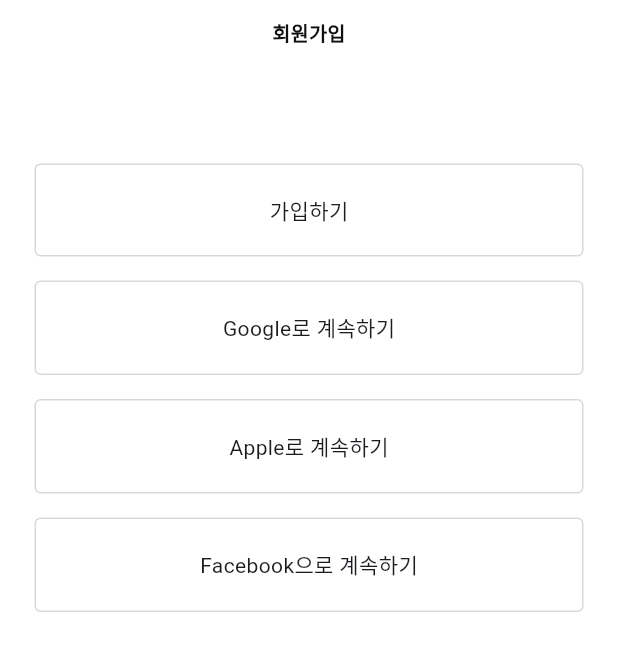
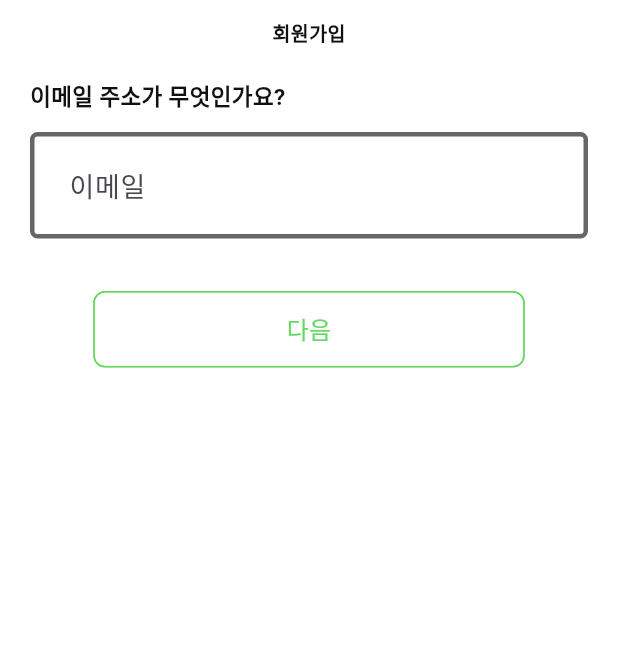
Before and after one commit to Tune-Fun/TUNE_FUN_FRONTEND_V1, a Flutter app: the SignUpMainScreen screen opened directly, after a tap on "가입하기", on a phone screen of 412 x 824 dp, the part 84-755 px from its top. Run offline on Flutter 3.47's test engine with Material 3 defaults, Android fonts, the phone set to English and light mode, and no system bars; our stand-ins replace flutter_riverpod, flutter_svg, fpdart, logger, timeago; missing offline and left inert: amplify_analytics_pinpoint, amplify_auth_cognito, amplify_core, patrol; network calls fail; Roboto replaces fonts that are missing (Pretendart).

Commit message:
feat: sign up email, username screen

```diff
--- a/lib/constants/image_constants.dart
+++ b/lib/constants/image_constants.dart
@@ -7,7 +7,7 @@
   static const String likeFilledIcon = '$_svgsPath/like_filled.svg';
   static const String peopleOutlinedIcon = '$_svgsPath/people_outlined.svg';
   static const String profileOutlinedIcon = '$_svgsPath/profile_outlined.svg';
-  static const String facebookLogo = '$_svgsPath/facebook_logo.svg';
-  static const String googleLogo = '$_svgsPath/google_logo.svg';
-  static const String appleLogo = '$_svgsPath/apple_logo.svg';
+  static const String facebookIcon = '$_svgsPath/facebookIcon.svg';
+  static const String googleIcon = '$_svgsPath/googleIcon.svg';
+  static const String appleIcon = '$_svgsPath/appleIcon.svg';
 }
--- /dev/null
+++ b/lib/features/auth/views/signup_email_view.dart
@@ -0,0 +1,140 @@
+import 'package:flutter/material.dart';
+import 'package:tunefun_front/constants/constants.dart';
+import 'package:tunefun_front/features/auth/views/signup_username_view.dart';
+import 'package:tunefun_front/theme/theme.dart';
+
+class SignupEmailScreen extends StatefulWidget {
+  static route() =>
+      MaterialPageRoute(builder: (context) => const SignupEmailScreen());
+  const SignupEmailScreen({super.key});
+
+  @override
+  State<SignupEmailScreen> createState() => _SignupEmailScreenState();
+}
+
+class _SignupEmailScreenState extends State<SignupEmailScreen> {
+  final appbar = UIConstants.appBar();
+  final emailController = TextEditingController();
+  final _formKey = GlobalKey<FormState>();
+
+  @override
+  void dispose() {
+    super.dispose();
+    emailController.dispose();
+  }
+
+  @override
+  Widget build(BuildContext context) {
+    return Scaffold(
+      appBar: appbar,
+      body: Form(
+        key: _formKey, // 폼 키 설정
+        child: Column(
+          crossAxisAlignment: CrossAxisAlignment.start,
+          children: [
+            const SizedBox(height: 12),
+            const Center(
+              child: Text(
+                '회원가입',
+                style: TextStyle(
+                  color: Pallete.textMainColor,
+                  fontWeight: FontWeight.w700,
+                  fontSize: 13,
+                ),
+              ),
+            ),
+            const SizedBox(height: 22),
+            Padding(
+              padding: const EdgeInsets.symmetric(horizontal: 20),
+              child: Column(
+                crossAxisAlignment: CrossAxisAlignment.start,
+                children: [
+                  const Text(
+                    '이메일 주소가 무엇인가요?',
+                    style: TextStyle(
+                      color: Pallete.textMainColor,
+                      fontSize: 15,
+                      fontWeight: FontWeight.w700,
+                    ),
+                  ),
+                  const SizedBox(height: 12),
+                  TextFormField(
+                    controller: emailController,
+                    decoration: InputDecoration(
+                      focusedBorder: OutlineInputBorder(
+                        borderRadius: BorderRadius.circular(5.0),
+                        borderSide: const BorderSide(
+                          color: Pallete.textSubColor,
+                          width: 3,
+                        ),
+                      ),
+                      enabledBorder: OutlineInputBorder(
+                        borderRadius: BorderRadius.circular(5.0),
+                        borderSide: const BorderSide(
+                          color: Pallete.textSubColor,
+                          width: 3,
+                        ),
+                      ),
+                      contentPadding: const EdgeInsets.all(22),
+                      hintText: '이메일',
+                      hintStyle: const TextStyle(
+                        fontSize: 18,
+                      ),
+                    ),
+                    keyboardType: TextInputType.emailAddress,
+                    validator: (value) {
+                      if (value!.isEmpty) {
+                        return '이메일을 입력해주세요.';
+                      }
+                      if (!RegExp(r'^[\w-\.]+@([\w-]+\.)+[\w-]{2,4}$')
+                          .hasMatch(value)) {
+                        return '올바른 이메일 형식이 아닙니다.';
+                      }
+                      return null;
+                    },
+                  ),
+                  const SizedBox(height: 35),
+                  Center(
+                    child: InkWell(
+                      onTap: () {
+                        if (_formKey.currentState!.validate()) {
+                          // 폼 유효성 검사
+                          // 여기에 다음 단계로 넘어가는 로직 작성
+                          // 아이디 입력 스크린으로 이동
+                          // 중요! 사용자가 입력한 이메일도 같이 넘겨줘야 한다.
+                          Navigator.push(
+                            context,
+                            MaterialPageRoute(
+                              builder: (context) => SignupUsernameScreen(
+                                emailController: emailController,
+                              ),
+                            ),
+                          );
+                        }
+                      },
+                      child: const Chip(
+                        label: Text(
+                          '다음',
+                          style: TextStyle(
+                            color: Pallete.greenColor,
+                            fontSize: 16,
+                          ),
+                        ),
+                        backgroundColor: Pallete.bgMainColor,
+                        labelPadding: EdgeInsets.symmetric(
+                          horizontal: 120,
+                          vertical: 5,
+                        ),
+                        side: BorderSide(color: Pallete.greenColor),
+                      ),
+                    ),
+                  ),
+                ],
+              ),
+            ),
+          ],
+        ),
+      ),
+    );
+  }
+}
--- a/lib/features/auth/widgets/email_signup_button.dart
+++ b/lib/features/auth/widgets/email_signup_button.dart
@@ -1,5 +1,6 @@
 import 'package:flutter/material.dart';
 import 'package:logger/logger.dart';
+import 'package:tunefun_front/features/auth/views/signup_email_view.dart';
 
 import 'package:tunefun_front/theme/pallete.dart';
 
@@ -21,7 +22,9 @@
         horizontal: 23,
       ),
       child: GestureDetector(
-        onTap: () {},
+        onTap: () {
+          Navigator.push(context, SignupEmailScreen.route());
+        },
         child: Container(
           padding: const EdgeInsets.symmetric(vertical: 20, horizontal: 13),
           decoration: BoxDecoration(
--- a/lib/features/auth/widgets/social_signup_button.dart
+++ b/lib/features/auth/widgets/social_signup_button.dart
@@ -1,5 +1,7 @@
 import 'package:flutter/material.dart';
+import 'package:flutter_svg/flutter_svg.dart';
 import 'package:logger/logger.dart';
+import 'package:tunefun_front/constants/image_constants.dart';
 import 'package:tunefun_front/core/enums/social_login_enum.dart';
 
 import 'package:tunefun_front/theme/pallete.dart';
@@ -51,6 +53,12 @@
           child: Row(
             mainAxisAlignment: MainAxisAlignment.center,
             children: [
+              SvgPicture.asset(
+                ImageConstants.profileOutlinedIcon,
+                height: 24,
+                width: 24,
+              ),
+              const SizedBox(width: 14),
               Text(buttonText),
             ],
           ),
```
Also changed, not shown: lib/features/auth/views/signup_password_view.dart (added, +42 -0 lines), lib/features/auth/views/signup_username_view.dart (added, +140 -0 lines), assets/images/apple_logo.svg (deleted), assets/images/facebook_logo.svg (deleted), assets/images/google_logo.svg (deleted).
